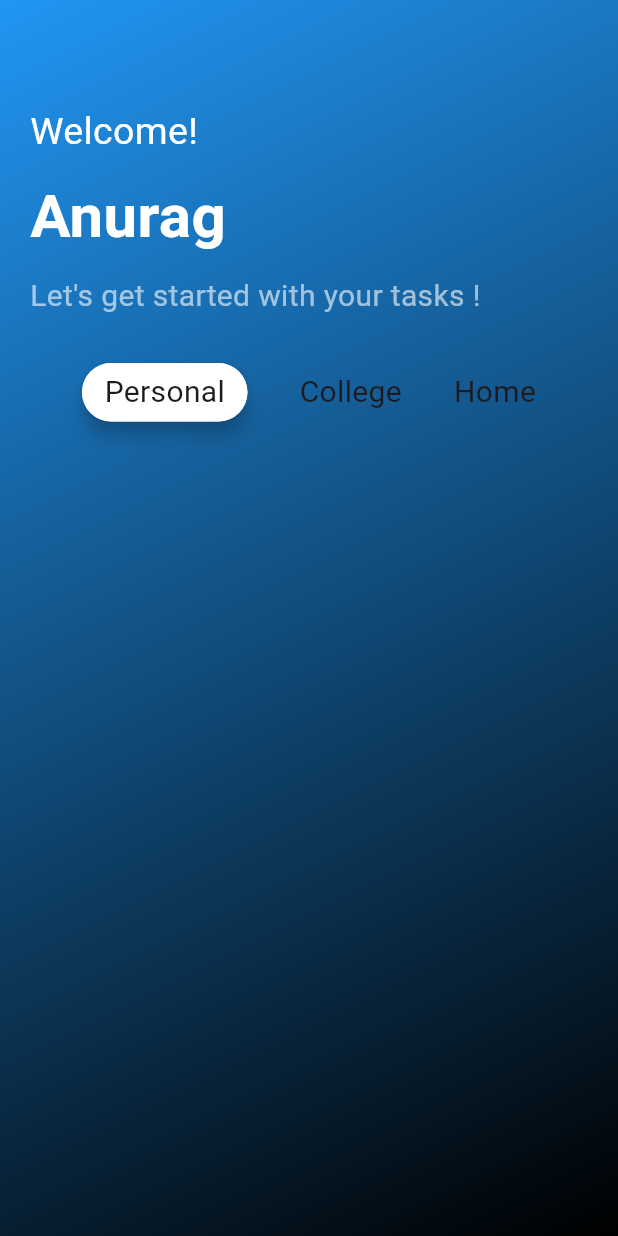
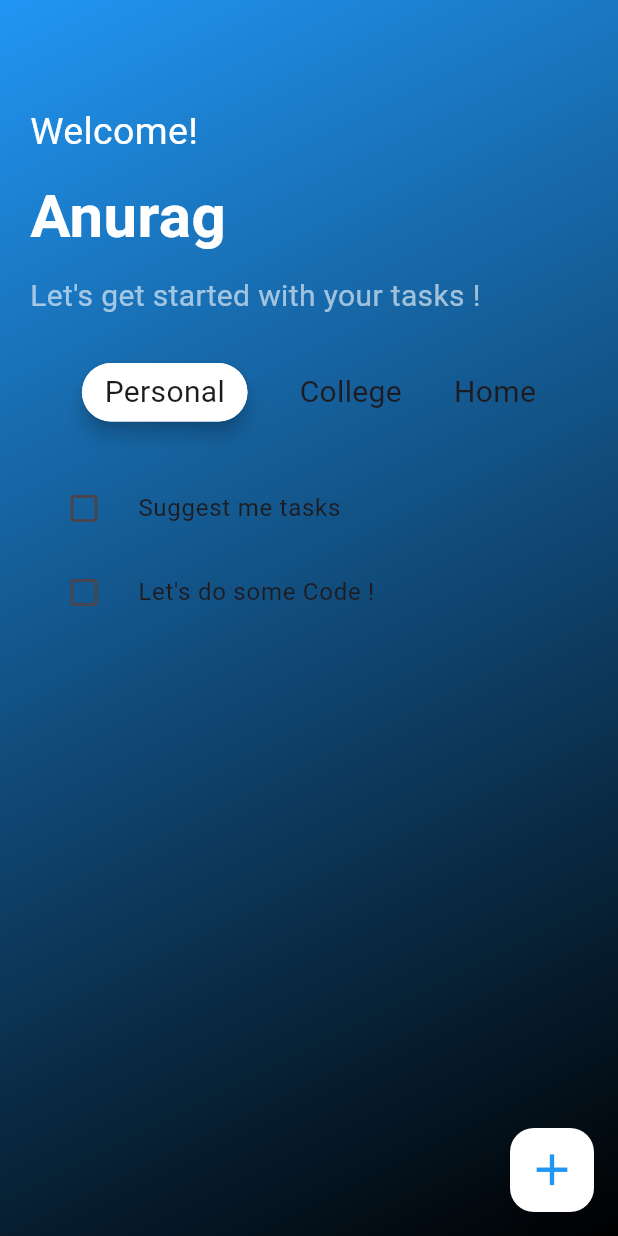
Before and after one commit to BugRuster/todo, a Flutter app: the screen it shows after launch, on a phone screen of 412 x 824 dp. Run offline on Flutter 3.47's test engine with Material 3 defaults, Android fonts, the phone set to English and light mode, and no system bars; our stand-ins replace get, pin_code_fields.

Commit message:
To do frontend Completed

```diff
--- a/lib/AppScreensMain/TODO_1.dart
+++ b/lib/AppScreensMain/TODO_1.dart
@@ -12,9 +12,22 @@ class TODO_1 extends StatefulWidget {
 
 class _TODO_1State extends State<TODO_1> {
   bool Personal = true, College = false, Home = false;
+  bool suggest = false;
   @override
   Widget build(BuildContext context) {
     return Scaffold(
+      floatingActionButton: FloatingActionButton(
+        backgroundColor: Colors.white,
+        splashColor: Colors.lightBlueAccent,
+        onPressed: () {
+
+        },
+        child: Icon(
+          Icons.add,
+          color: Colors.blue,
+          size: 35,
+        ),
+      ),
       body: Container(
         padding: EdgeInsets.only(top: 70, left: 20, right: 20, bottom: 20),
         height: MediaQuery.of(context).size.height,
@@ -148,6 +161,29 @@ class _TODO_1State extends State<TODO_1> {
                 ),
               ],
             ),
+            SizedBox(height: 30),
+            CheckboxListTile(
+              activeColor: Colors.white,
+              checkColor: Colors.blue,
+              title: Text("Suggest me tasks"),
+              value: suggest, onChanged: (newValues){
+              setState(() {
+                suggest = newValues!;
+              });
+            },
+              controlAffinity: ListTileControlAffinity.leading,
+            ),
+            CheckboxListTile(
+              activeColor: Colors.white,
+              checkColor: Colors.blue,
+              title: Text("Let's do some Code !"),
+              value: suggest, onChanged: (newValues){
+              setState(() {
+                suggest = newValues!;
+              });
+            },
+              controlAffinity: ListTileControlAffinity.leading,
+            ),
           ],
         ),
       ),
--- a/lib/main.dart
+++ b/lib/main.dart
@@ -14,6 +14,7 @@ class MyApp extends StatelessWidget {
   @override
   Widget build(BuildContext context) {
     return GetMaterialApp(
+      debugShowCheckedModeBanner: false,
       title: 'To-Do Demo',
       theme: ThemeData(
         primarySwatch: Colors.blue,
```
